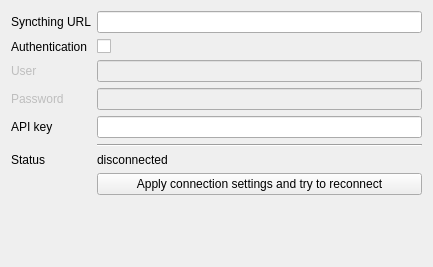
The window that gui/connectionoptionpage.ui (Martchus/syncthingtray) describes before a commit, drawn with Qt 5.
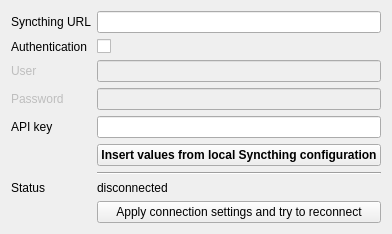
The same window after the commit. Icons and pictures are not drawn. Custom widgets are drawn as their Qt base class.

Diff of the .ui file:
```diff
--- a/gui/connectionoptionpage.ui
+++ b/gui/connectionoptionpage.ui
@@ -2,14 +2,6 @@
 <ui version="4.0">
  <class>QtGui::ConnectionOptionPage</class>
  <widget class="QWidget" name="QtGui::ConnectionOptionPage">
-  <property name="geometry">
-   <rect>
-    <x>0</x>
-    <y>0</y>
-    <width>433</width>
-    <height>267</height>
-   </rect>
-  </property>
   <property name="windowTitle">
    <string>Connection</string>
   </property>
@@ -71,28 +63,21 @@
      </property>
     </widget>
    </item>
-   <item row="6" column="1">
-    <widget class="Line" name="line">
-     <property name="orientation">
-      <enum>Qt::Horizontal</enum>
-     </property>
-    </widget>
-   </item>
-   <item row="10" column="1">
+   <item row="11" column="1">
     <widget class="QLabel" name="statusLabel">
      <property name="text">
       <string>disconnected</string>
      </property>
     </widget>
    </item>
-   <item row="10" column="0">
+   <item row="11" column="0">
     <widget class="QLabel" name="statusTextLabel">
      <property name="text">
       <string>Status</string>
      </property>
     </widget>
    </item>
-   <item row="11" column="1">
+   <item row="12" column="1">
     <widget class="QPushButton" name="connectPushButton">
      <property name="text">
       <string>Apply connection settings and try to reconnect</string>
@@ -113,6 +98,33 @@
      </property>
     </widget>
    </item>
+   <item row="7" column="1">
+    <widget class="QPushButton" name="insertFromConfigFilePushButton">
+     <property name="styleSheet">
+      <string notr="true">font-weight: bold;</string>
+     </property>
+     <property name="text">
+      <string>Insert values from local Syncthing configuration</string>
+     </property>
+     <property name="icon">
+      <iconset theme="edit-paste">
+       <normaloff>.</normaloff>.</iconset>
+     </property>
+    </widget>
+   </item>
+   <item row="10" column="1">
+    <widget class="Line" name="line">
+     <property name="sizePolicy">
+      <sizepolicy hsizetype="MinimumExpanding" vsizetype="Fixed">
+       <horstretch>0</horstretch>
+       <verstretch>0</verstretch>
+      </sizepolicy>
+     </property>
+     <property name="orientation">
+      <enum>Qt::Horizontal</enum>
+     </property>
+    </widget>
+   </item>
   </layout>
  </widget>
  <customwidgets>
```
Left out of the diff: 3 changed lines with no effect on the pictures.
